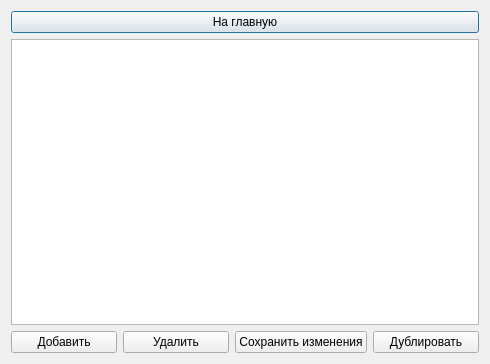
First picture: the form in ui_files/players.ui, repository PrincePepper/DVFU_Course_work_2020_yeticup, before the edit.
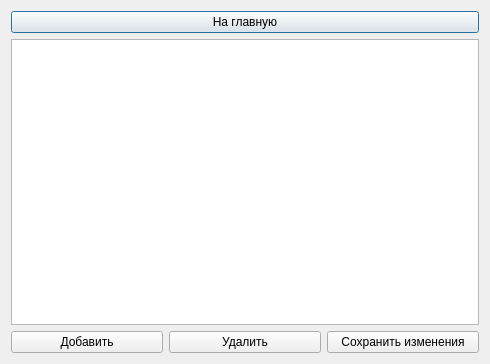
Second picture: the form after the edit.

```diff
--- a/ui_files/players.ui
+++ b/ui_files/players.ui
@@ -47,13 +47,13 @@
        </property>
       </widget>
      </item>
-     <item>
+     <!-- <item>
       <widget class="QPushButton" name="duplicate_button">
        <property name="text">
         <string>Дублировать</string>
        </property>
       </widget>
-     </item>
+     </item> -->
     </layout>
    </item>
   </layout>
```
Left out of the diff: 9 changed lines with no effect on the pictures.
